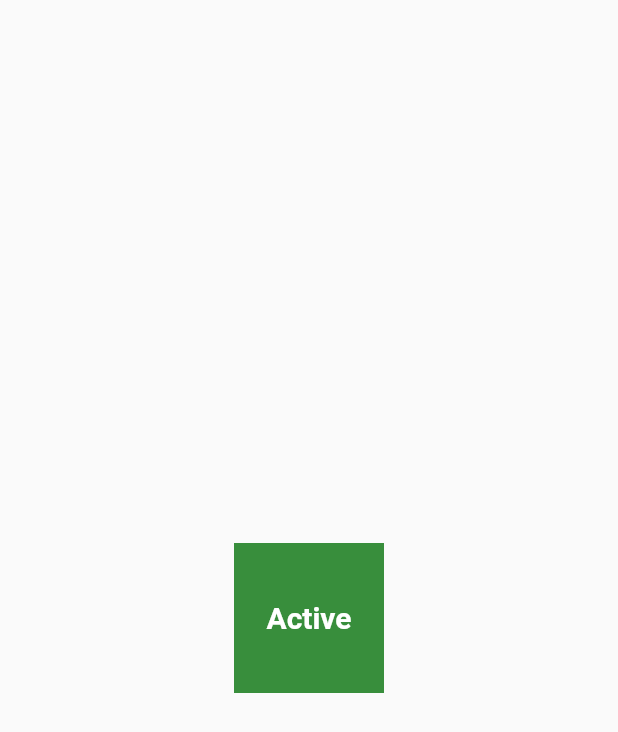
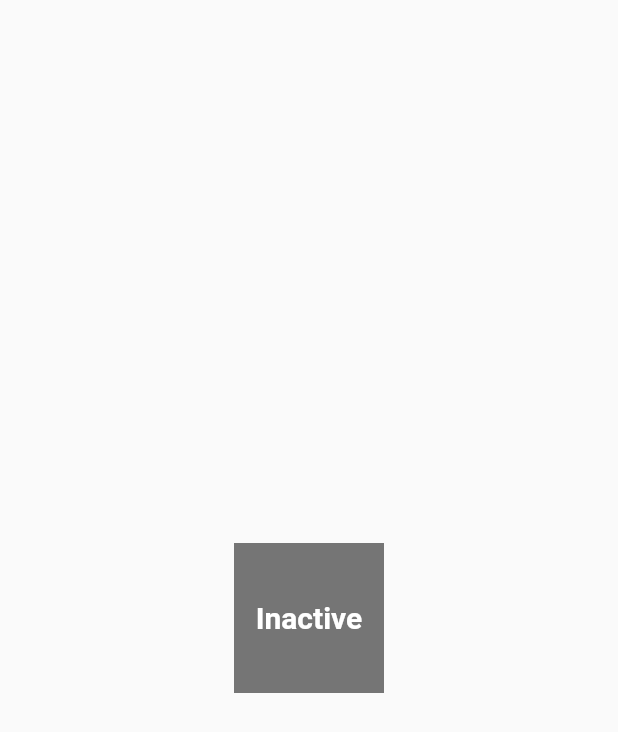
Before and after one commit to ck-lamib/100DaysOfCode, a Flutter app: the screen it shows after launch, on a phone screen of 412 x 824 dp. Shown: the top 732 px of the screen. Run offline on Flutter 3.47's test engine with Material 2 defaults, Android fonts, the phone set to English and light mode, and no system bars; our stand-ins replace cloud_firestore, firebase_auth, firebase_core, firebase_storage, flutter_svg, image_picker; accounts and stored records are empty.

Commit message:
Demo on how parent widget manages state

```diff
--- a/Day3/managing_state/lib/main.dart
+++ b/Day3/managing_state/lib/main.dart
@@ -1,4 +1,5 @@
 import 'package:flutter/material.dart';
+import 'package:managing_state/parent_manages_state.dart';
 import 'package:managing_state/widget_manages_its_state.dart';
 
 void main() {
@@ -12,7 +13,7 @@ class MyApp extends StatelessWidget {
   Widget build(BuildContext context) {
     return const MaterialApp(
       home: Scaffold(
-        body: TapButton(),
+        body: ParentWidget(),
       ),
     );
   }
--- /dev/null
+++ b/Day3/managing_state/lib/parent_manages_state.dart
@@ -0,0 +1,109 @@
+import 'package:flutter/material.dart';
+
+class ParentWidget extends StatefulWidget {
+  const ParentWidget({super.key});
+
+  @override
+  State<ParentWidget> createState() => _HelloState();
+}
+
+class _HelloState extends State<ParentWidget> {
+  @override
+  bool _isTapped = true;
+
+  void handlTapBoxChange(bool newValue) {
+    setState(() {
+      _isTapped = newValue;
+    });
+  }
+
+  @override
+  Widget build(BuildContext context) {
+    return TapButton(
+      tapp: handlTapBoxChange,
+      isTapped: _isTapped,
+    );
+  }
+}
+
+class TapButton extends StatelessWidget {
+  final ValueChanged<bool> tapp;
+  final bool isTapped;
+  const TapButton({
+    super.key,
+    required this.isTapped,
+    required this.tapp,
+  });
+  void handleTapp() {
+    tapp(!isTapped);
+  }
+
+  @override
+  Widget build(BuildContext context) {
+    return Center(
+      child: GestureDetector(
+        onTap: () => handleTapp(),
+        child: Container(
+          height: 100,
+          width: 100,
+          decoration: BoxDecoration(color: isTapped ? Colors.grey[600] : Colors.green[700]),
+          alignment: Alignment.center,
+          child: Text(
+            isTapped ? "Inactive" : "Active",
+            style: const TextStyle(color: Colors.white, fontWeight: FontWeight.bold, fontSize: 20),
+          ),
+        ),
+      ),
+    );
+  }
+}
+
+// class ParentWidget extends StatefulWidget {
+//   const ParentWidget({super.key});
+
+//   @override
+//   State<ParentWidget> createState() => _ParentWidgetState();
+// }
+
+// class _ParentWidgetState extends State<ParentWidget> {
+//   bool _isTapped = false;
+//   void changeValue(bool newValue) {
+//     setState(() {
+//       _isTapped = newValue;
+//     });
+//   }
+
+//   @override
+//   Widget build(BuildContext context) {
+//     return TapButton(handlechange: changeValue, isTapped: _isTapped);
+//   }
+// }
+
+// class TapButton extends StatelessWidget {
+//   final bool isTapped;
+//   final Function handlechange;
+//   const TapButton({super.key, required this.handlechange, required this.isTapped});
+
+//   void changeValue() {
+//     handlechange(!isTapped);
+//   }
+
+//   @override
+//   Widget build(BuildContext context) {
+//     return Center(
+//       child: GestureDetector(
+//         onTap: () => changeValue(),
+//         child: Container(
+//           height: 100,
+//           width: 100,
+//           decoration: BoxDecoration(color: isTapped ? Colors.grey[600] : Colors.green[700]),
+//           alignment: Alignment.center,
+//           child: Text(
+//             isTapped ? "Inactive" : "Active",
+//             style: const TextStyle(color: Colors.white, fontWeight: FontWeight.bold, fontSize: 20),
+//           ),
+//         ),
+//       ),
+//     );
+//   }
+// }
```
